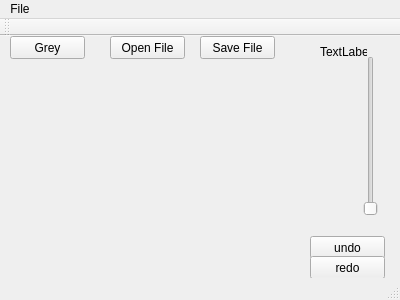
Before: the Qt Designer form mainwindow.ui in WesleyCh3n/Photo-Editor, drawn with Qt 5.
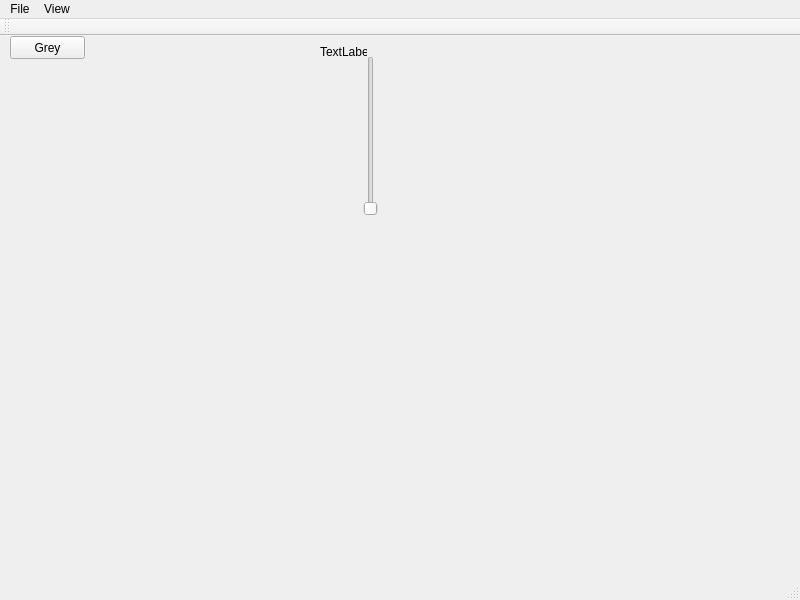
After: the same form once the commit is applied.

Commit message:
精簡按鈕
修復未載入圖片就存檔會當機的BUG

```diff
--- a/mainwindow.ui
+++ b/mainwindow.ui
@@ -6,27 +6,14 @@
    <rect>
     <x>0</x>
     <y>0</y>
-    <width>400</width>
-    <height>300</height>
+    <width>800</width>
+    <height>600</height>
    </rect>
   </property>
   <property name="windowTitle">
    <string>MainWindow</string>
   </property>
   <widget class="QWidget" name="centralWidget">
-   <widget class="QPushButton" name="imgbtn">
-    <property name="geometry">
-     <rect>
-      <x>110</x>
-      <y>0</y>
-      <width>75</width>
-      <height>23</height>
-     </rect>
-    </property>
-    <property name="text">
-     <string>Open File</string>
-    </property>
-   </widget>
    <widget class="QLabel" name="label">
     <property name="geometry">
      <rect>
@@ -40,19 +27,6 @@
      <string/>
     </property>
    </widget>
-   <widget class="QPushButton" name="savebtn">
-    <property name="geometry">
-     <rect>
-      <x>200</x>
-      <y>0</y>
-      <width>75</width>
-      <height>23</height>
-     </rect>
-    </property>
-    <property name="text">
-     <string>Save File</string>
-    </property>
-   </widget>
    <widget class="QSlider" name="verticalSlider">
     <property name="geometry">
      <rect>
@@ -92,39 +66,13 @@
      <string>Grey</string>
     </property>
    </widget>
-   <widget class="QPushButton" name="undobtn">
-    <property name="geometry">
-     <rect>
-      <x>310</x>
-      <y>200</y>
-      <width>75</width>
-      <height>23</height>
-     </rect>
-    </property>
-    <property name="text">
-     <string>undo</string>
-    </property>
-   </widget>
-   <widget class="QPushButton" name="redobtn">
-    <property name="geometry">
-     <rect>
-      <x>310</x>
-      <y>220</y>
-      <width>75</width>
-      <height>23</height>
-     </rect>
-    </property>
-    <property name="text">
-     <string>redo</string>
-    </property>
-   </widget>
   </widget>
   <widget class="QMenuBar" name="menuBar">
    <property name="geometry">
     <rect>
      <x>0</x>
      <y>0</y>
-     <width>400</width>
+     <width>800</width>
      <height>21</height>
     </rect>
    </property>
@@ -136,7 +84,15 @@
     <addaction name="actionSave_File"/>
     <addaction name="actionExit"/>
    </widget>
+   <widget class="QMenu" name="menuView">
+    <property name="title">
+     <string>View</string>
+    </property>
+    <addaction name="actionUndo"/>
+    <addaction name="actionRedo"/>
+   </widget>
    <addaction name="menuOpen"/>
+   <addaction name="menuView"/>
   </widget>
   <widget class="QToolBar" name="mainToolBar">
    <attribute name="toolBarArea">
```
Left out of the diff: 29 changed lines with no effect on the pictures. The commit also changes 2 other files.
